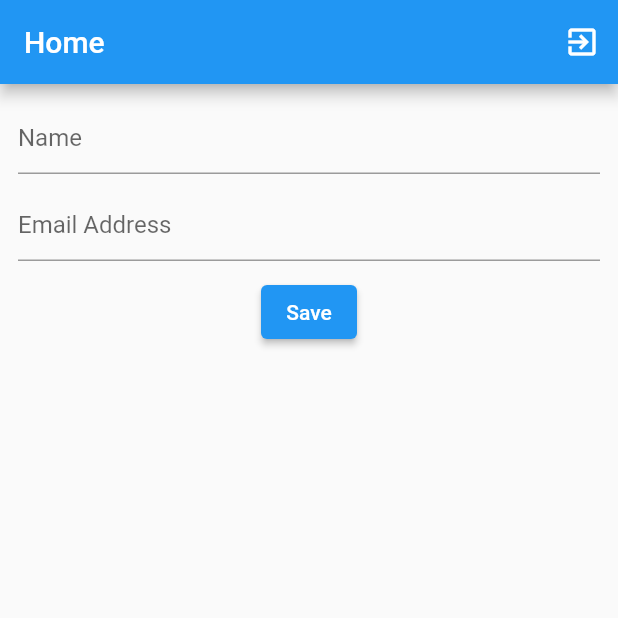
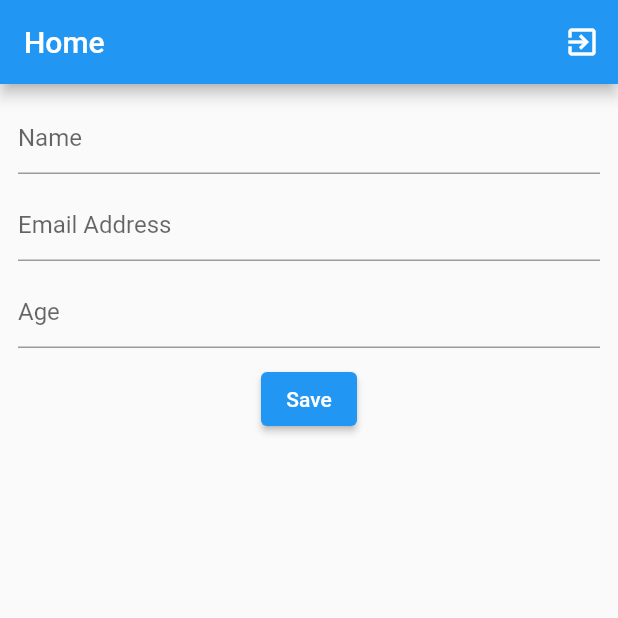
Before and after one commit to KABITATHUYAJU98/flutter_with_firebase, a Flutter app: the HomeScreen screen opened directly, after a tap on "Save", on a phone screen of 412 x 824 dp, the top half of it. Run offline on Flutter 3.47's test engine with Material 2 defaults, Android fonts, the phone set to English and light mode, and no system bars; our stand-ins replace cloud_firestore, firebase_auth, firebase_core; accounts and stored records are empty.

Commit message:
'changes'

```diff
--- a/lib/screens/home_screen.dart
+++ b/lib/screens/home_screen.dart
@@ -17,6 +17,7 @@ class HomeScreen extends StatefulWidget {
 class _HomeScreenState extends State<HomeScreen> {
   TextEditingController nameCont = TextEditingController();
   TextEditingController emailCont = TextEditingController();
+  TextEditingController ageCont = TextEditingController();
 
   void logout() async {
     await FirebaseAuth.instance.signOut();
@@ -30,14 +31,22 @@ class _HomeScreenState extends State<HomeScreen> {
   void saveUser() {
     String name = nameCont.text.trim();
     String email = emailCont.text.trim();
+    String ageString = ageCont.text.trim();
+
+    int age = int.parse(ageString);
 
     nameCont.clear();
     emailCont.clear();
+    ageCont.clear();
 
-    if (name != "" && email != "") {
+    if (name != "" && email != "" && age != "") {
       //if not empty - map the data and store it in firestore
 
-      Map<String, dynamic> userData = {"name": name, "email": email};
+      Map<String, dynamic> userData = {
+        "name": name,
+        "email": email,
+        "age": age
+      };
 
       FirebaseFirestore.instance.collection("users").add(userData);
     } else {
@@ -78,6 +87,11 @@ class _HomeScreenState extends State<HomeScreen> {
             const SizedBox(
               height: 10,
             ),
+            TextField(
+              controller: ageCont,
+              decoration: InputDecoration(hintText: "Age"),
+            ),
+            const SizedBox(height: 10),
             ElevatedButton(
                 child: const Text("Save"),
                 onPressed: () {
@@ -87,8 +101,11 @@ class _HomeScreenState extends State<HomeScreen> {
               height: 20,
             ),
             StreamBuilder<QuerySnapshot>(
-              stream:
-                  FirebaseFirestore.instance.collection("users").snapshots(),
+              stream: FirebaseFirestore.instance
+                  .collection("users")
+                  .where("age", isGreaterThan: 1)
+                  .orderBy("age", descending: true)
+                  .snapshots(),
               builder: (context, snapshot) {
                 //it comes form  .snapshots
                 //.get() - we get query snapshot but from .snapshots() - it gives real time data
@@ -108,7 +125,8 @@ class _HomeScreenState extends State<HomeScreen> {
                                   as Map<String, dynamic>;
 
                           return ListTile(
-                            title: Text(userMap["name"]),
+                            title:
+                                Text(userMap["name"] + "(${userMap["age"]})"),
                             subtitle: Text(userMap["email"]),
                             trailing: IconButton(
                               icon: Icon(Icons.delete),
```
